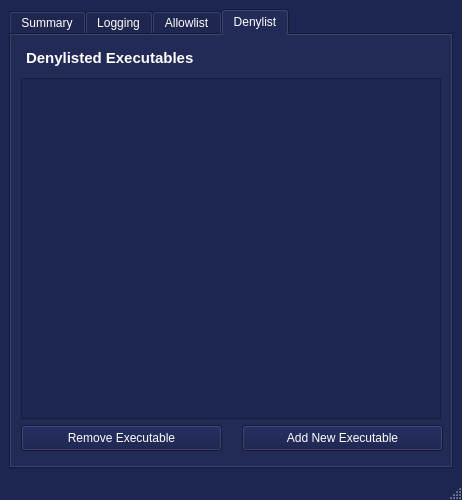
Before: the Qt Designer form GUI/mainwindow.ui in colecathcart/609Capstone, drawn with Qt 5.
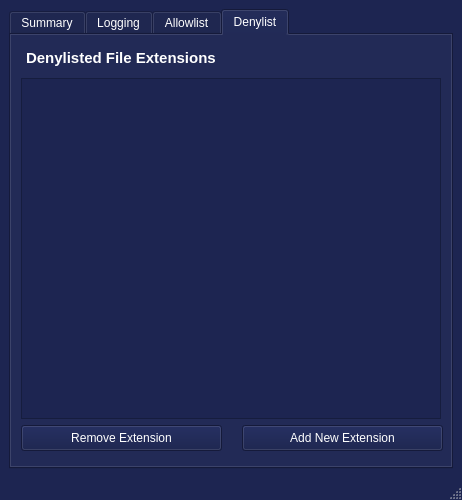
After: the same form once the commit is applied. The open tabs and pages were chosen to show the change.

Commit message: Switch to line inputs and fix button naming

Patch:
```diff
--- a/GUI/mainwindow.ui
+++ b/GUI/mainwindow.ui
@@ -911,7 +911,7 @@
            </rect>
           </property>
           <property name="text">
-           <string>Add New Executable</string>
+           <string>Add New Extension</string>
           </property>
          </widget>
          <widget class="QListView" name="denylistExeList">
@@ -944,7 +944,7 @@
 li.unchecked::marker { content: &quot;\2610&quot;; }
 li.checked::marker { content: &quot;\2612&quot;; }
 &lt;/style&gt;&lt;/head&gt;&lt;body style=&quot; font-family:'Ubuntu Sans'; font-size:11pt; font-weight:400; font-style:normal;&quot;&gt;
-&lt;p style=&quot; margin-top:0px; margin-bottom:0px; margin-left:0px; margin-right:0px; -qt-block-indent:0; text-indent:0px;&quot;&gt;&lt;span style=&quot; font-weight:700; color:#ffffff;&quot;&gt;Denylisted Executables&lt;/span&gt;&lt;/p&gt;&lt;/body&gt;&lt;/html&gt;</string>
+&lt;p style=&quot; margin-top:0px; margin-bottom:0px; margin-left:0px; margin-right:0px; -qt-block-indent:0; text-indent:0px;&quot;&gt;&lt;span style=&quot; font-weight:700; color:#ffffff;&quot;&gt;Denylisted File Extensions&lt;/span&gt;&lt;/p&gt;&lt;/body&gt;&lt;/html&gt;</string>
           </property>
          </widget>
          <widget class="QPushButton" name="removeExeButton">
@@ -957,7 +957,7 @@
            </rect>
           </property>
           <property name="text">
-           <string>Remove Executable</string>
+           <string>Remove Extension</string>
           </property>
          </widget>
         </widget>
```
Left out of the diff: 2 changed lines with no effect on the pictures. The commit also changes 4 other files.
